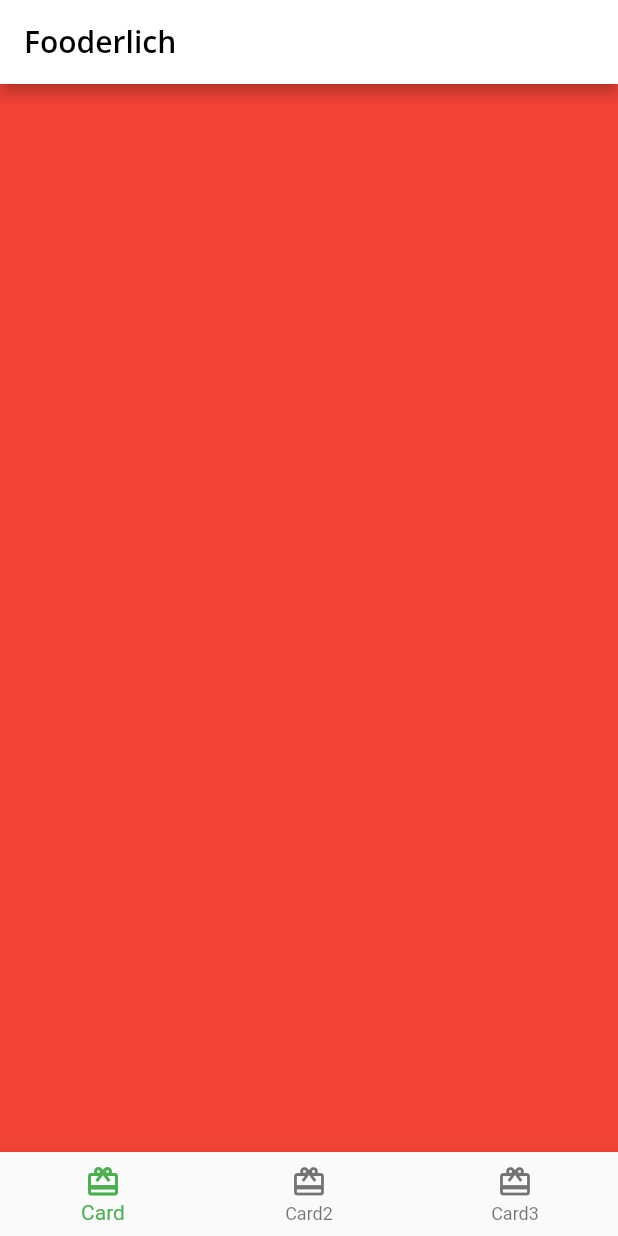
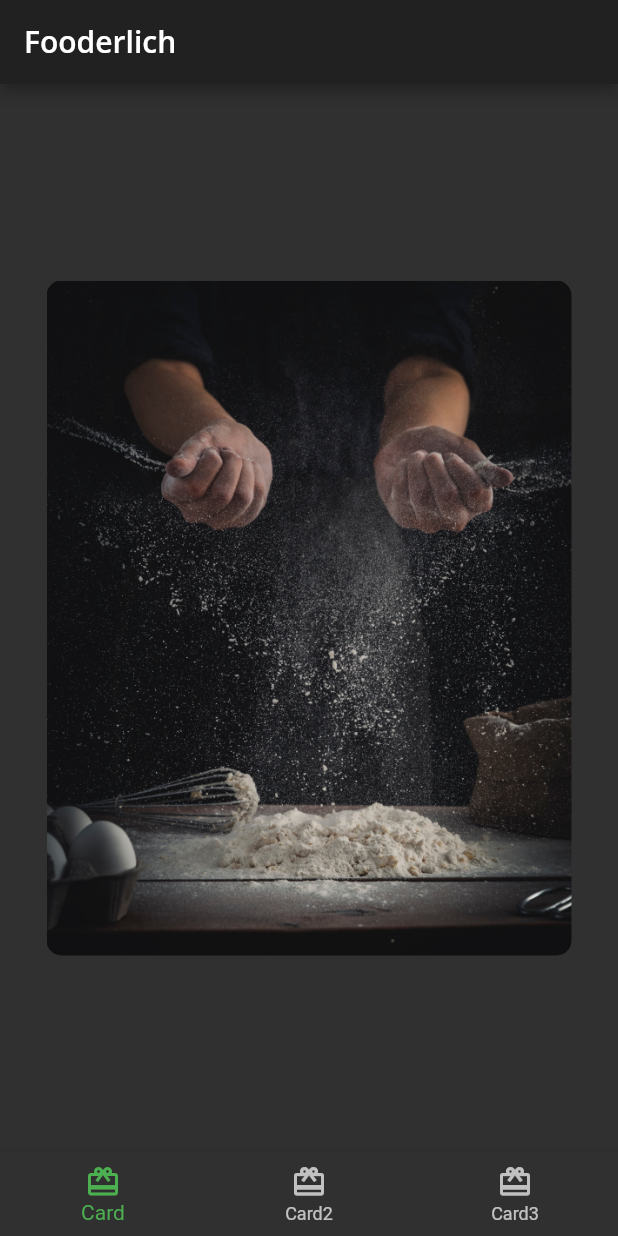
Before and after one commit to thezxdev/flutter_basic_widgets, a Flutter app: the screen it shows after launch, on a phone screen of 412 x 824 dp. Run offline on Flutter 3.47's test engine with Material 2 defaults, Android fonts, the phone set to English and light mode, and no system bars; our stand-ins replace google_fonts.

Commit message:
Diseño card1

```diff
--- /dev/null
+++ b/lib/card1.dart
@@ -0,0 +1,34 @@
+import 'package:flutter/material.dart';
+
+class Card1 extends StatelessWidget {
+
+  final String category = 'Editor\'s Choice';
+  final String title = 'The Art of Dough';
+  final String description = 'Learn to make the perfect bread.';
+  final String chef = 'Ray Wenderlich';
+
+  const Card1({super.key});
+
+  @override
+  Widget build(BuildContext context) {
+    return Scaffold(
+      body: Center(
+        child: Container(
+          padding: const EdgeInsets.all(16),
+          constraints: const BoxConstraints.expand(
+            width: 350,
+            height: 450
+          ),
+          decoration: const BoxDecoration(
+            image: DecorationImage(
+              image: AssetImage('assets/mag1.png'),
+              fit: BoxFit.cover
+            ),
+            borderRadius: BorderRadius.all(Radius.circular(10))
+          ),
+          // TODO: Add a stack of text
+        ),
+      ),
+    );
+  }
+}
--- a/lib/home.dart
+++ b/lib/home.dart
@@ -1,4 +1,5 @@
 import 'package:flutter/material.dart';
+import 'package:fooderlich/card1.dart';
 
 class Home extends StatefulWidget {
 
@@ -10,12 +11,10 @@ class Home extends StatefulWidget {
 
 class _HomeState extends State<Home> {
 
-  // TODO: Add state variable and functions
   int _selectedIndex = 0;
 
   static List<Widget> pages = [
-    // TODO: Replace with card 1
-    Container(color: Colors.red),
+    const Card1(),
     // TODO: Replace with card 2
     Container(color: Colors.green),
     // TODO: Replace with card 3
@@ -37,8 +36,9 @@ class _HomeState extends State<Home> {
           style: Theme.of(context).textTheme.headline6,
         ),
       ),
-      // TODO: Show selected tab
+      // Show selected tab
       body: pages[_selectedIndex],
+      // NavigationBar
       bottomNavigationBar: BottomNavigationBar(
         currentIndex: _selectedIndex,
         onTap: _onItemTapped,
--- a/lib/main.dart
+++ b/lib/main.dart
@@ -11,7 +11,7 @@ class Fooderlich extends StatelessWidget {
   Widget build(BuildContext context) {
 
     // Importar tema
-    final theme = FooderlichTheme.light();
+    final theme = FooderlichTheme.dark();
 
     return MaterialApp(
       debugShowCheckedModeBanner: false,
--- a/pubspec.yaml
+++ b/pubspec.yaml
@@ -62,8 +62,8 @@ flutter:
   uses-material-design: true
 
   # To add assets to your application, add an assets section, like this:
-  # assets:
-  #   - images/a_dot_burr.jpeg
+  assets:
+    - assets/
   #   - images/a_dot_ham.jpeg
 
   # An image asset can refer to one or more resolution-specific "variants", see
```
Also changed, not shown: assets/mag1.png (added), assets/mag2.png (added), assets/mag3.png (added), assets/mag4.png (added), assets/mag5.png (added).
